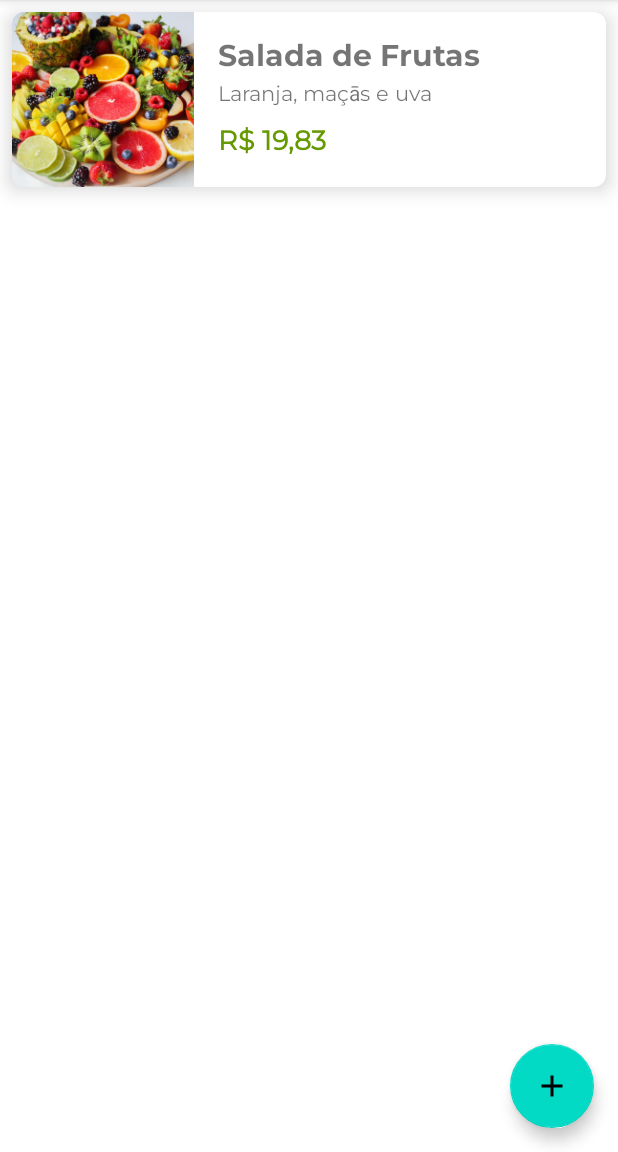
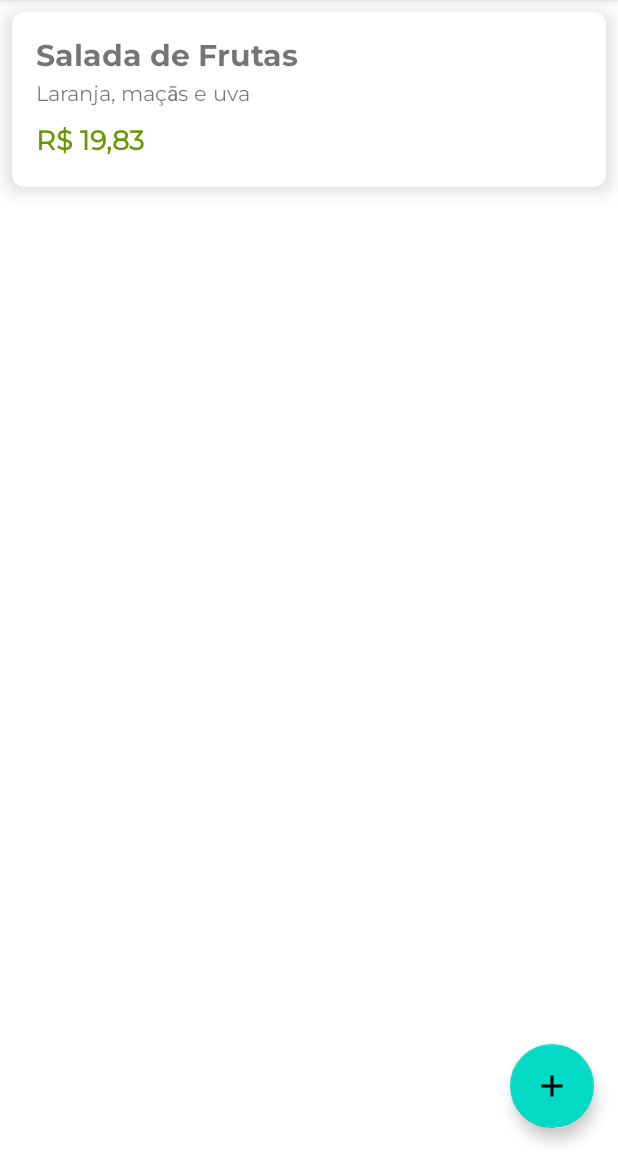
Before and after one commit to ThamiresAluiza/OrgsV, an Android app: the screen it shows after launch (ListaProdutosActivity), on a phone screen of 412 x 824 dp, the part 84-1236 px from its top. Run offline under Robolectric (Android 15) with nearby library versions, the phone set to English and light mode, and no system bars.

Commit message:
Carregar imagem pelo formulário, salvar imagem do produto, Modificando o COIL, adicionando placeholder ao carregar imagem.

```diff
--- a/app/build.gradle
+++ b/app/build.gradle
@@ -45,4 +45,8 @@ dependencies {
     testImplementation 'junit:junit:4.13.2'
     androidTestImplementation 'androidx.test.ext:junit:1.1.3'
     androidTestImplementation 'androidx.test.espresso:espresso-core:3.4.0'
+
+    implementation "io.coil-kt:coil:1.2.2"
+
+
 }
--- a/app/src/main/AndroidManifest.xml
+++ b/app/src/main/AndroidManifest.xml
@@ -1,6 +1,8 @@
 <?xml version="1.0" encoding="utf-8"?>
 <manifest xmlns:android="http://schemas.android.com/apk/res/android"
     package="br.com.alura.orgs">
+
+    <uses-permission android:name="android.permission.INTERNET"/>
 
     <application
         android:allowBackup="true"
--- /dev/null
+++ b/app/src/main/java/br/com/alura/orgs/extensions/ImageViewExtension.kt
@@ -0,0 +1,14 @@
+package br.com.alura.orgs.extensions
+
+import android.widget.ImageView
+import br.com.alura.orgs.R
+import coil.load
+
+fun ImageView.tentaCarregarImagem(url: String? = null){
+    load(url){
+        fallback(R.drawable.erro)
+        error(R.drawable.erro)
+        placeholder(R.drawable.placeholder)
+
+    }
+}
--- a/app/src/main/java/br/com/alura/orgs/model/Produto.kt
+++ b/app/src/main/java/br/com/alura/orgs/model/Produto.kt
@@ -5,5 +5,6 @@ import java.math.BigDecimal
 data class Produto(
     val nome: String,
     val descricao: String,
-    val valor: BigDecimal
+    val valor: BigDecimal,
+    val imagem: String? = null
 )
--- a/app/src/main/java/br/com/alura/orgs/ui/recyclerview/adapter/ListaProdutosAdapter.kt
+++ b/app/src/main/java/br/com/alura/orgs/ui/recyclerview/adapter/ListaProdutosAdapter.kt
@@ -2,10 +2,14 @@ package br.com.alura.orgs.ui.recyclerview.adapter
 
 import android.content.Context
 import android.view.LayoutInflater
+import android.view.View
 import android.view.ViewGroup
 import androidx.recyclerview.widget.RecyclerView
+import br.com.alura.orgs.R
 import br.com.alura.orgs.databinding.ProdutoItemBinding
+import br.com.alura.orgs.extensions.tentaCarregarImagem
 import br.com.alura.orgs.model.Produto
+import coil.load
 import java.math.BigDecimal
 import java.text.NumberFormat
 import java.util.*
@@ -28,6 +32,16 @@ class ListaProdutosAdapter(
             val valor = binding.produtoItemValor
             val valorEmMoeda = formataParaMoedaBrasileira(produto.valor)
             valor.text = valorEmMoeda
+
+            val visibilidade = if (produto.imagem != null) {
+                View.VISIBLE
+            } else {
+                View.GONE
+            }
+
+            binding.imageView.visibility = visibilidade
+            binding.imageView.tentaCarregarImagem(produto.imagem)
+
         }
 
         private fun formataParaMoedaBrasileira(valor: BigDecimal): String? {
--- /dev/null
+++ b/app/src/main/res/drawable/placeholder.xml
@@ -0,0 +1,8 @@
+<?xml version="1.0" encoding="utf-8"?>
+<shape xmlns:android="http://schemas.android.com/apk/res/android"
+
+    android:shape="rectangle">
+
+    <solid android:color="#bcbcbc"/>
+
+</shape>
```
Also changed, not shown: app/src/main/java/br/com/alura/orgs/ui/activity/FormularioProdutoActivity.kt (+16 -4 lines), app/src/main/res/drawable-hdpi/erro.png (added), app/src/main/res/drawable-ldpi/erro.png (added), app/src/main/res/drawable-mdpi/erro.png (added), app/src/main/res/drawable-xhdpi/erro.png (added), app/src/main/res/drawable-xxhdpi/erro.png (added), app/src/main/res/drawable-xxxhdpi/erro.png (added), app/src/main/res/drawable/drawable-hdpi/erro.png (added), app/src/main/res/drawable/drawable-ldpi/erro.png (added), app/src/main/res/drawable/drawable-mdpi/erro.png (added), app/src/main/res/drawable/drawable-xhdpi/erro.png (added), app/src/main/res/drawable/drawable-xxhdpi/erro.png (added), app/src/main/res/drawable/drawable-xxxhdpi/erro.png (added).
